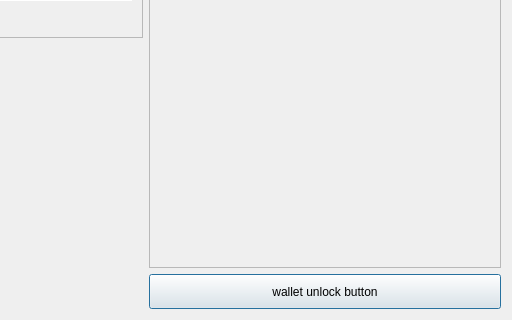
Above: src/qt/forms/overviewpage.ui from mammix2/MaiaCoin before the change; both pictures show x 220 to 732 and y 152 to 472 of the 732 by 472 pixel window. Below: the same form after it.
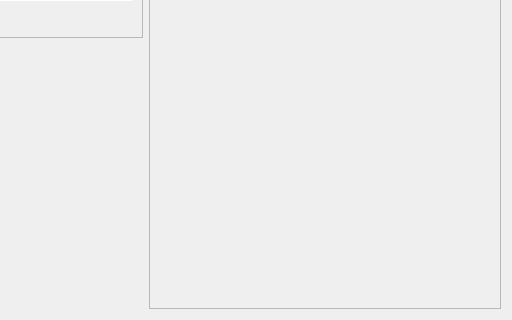
That is the form after the change. Icons and pictures are not drawn.

Diff of the .ui file:
```diff
--- a/src/qt/forms/overviewpage.ui
+++ b/src/qt/forms/overviewpage.ui
@@ -354,46 +354,6 @@
        </layout>
       </widget>
      </item>
-     <item>
-      <widget class="QPushButton" name="unlockWalletButton">
-       <property name="sizePolicy">
-        <sizepolicy hsizetype="Minimum" vsizetype="Fixed">
-         <horstretch>0</horstretch>
-         <verstretch>0</verstretch>
-        </sizepolicy>
-       </property>
-       <property name="minimumSize">
-        <size>
-         <width>0</width>
-         <height>35</height>
-        </size>
-       </property>
-       <property name="maximumSize">
-        <size>
-         <width>16777214</width>
-         <height>16777214</height>
-        </size>
-       </property>
-       <property name="toolTip">
-        <string/>
-       </property>
-       <property name="text">
-        <string>wallet unlock button</string>
-       </property>
-       <property name="checkable">
-        <bool>false</bool>
-       </property>
-       <property name="autoDefault">
-        <bool>false</bool>
-       </property>
-       <property name="default">
-        <bool>true</bool>
-       </property>
-       <property name="flat">
-        <bool>false</bool>
-       </property>
-      </widget>
-     </item>
     </layout>
    </item>
   </layout>
```
